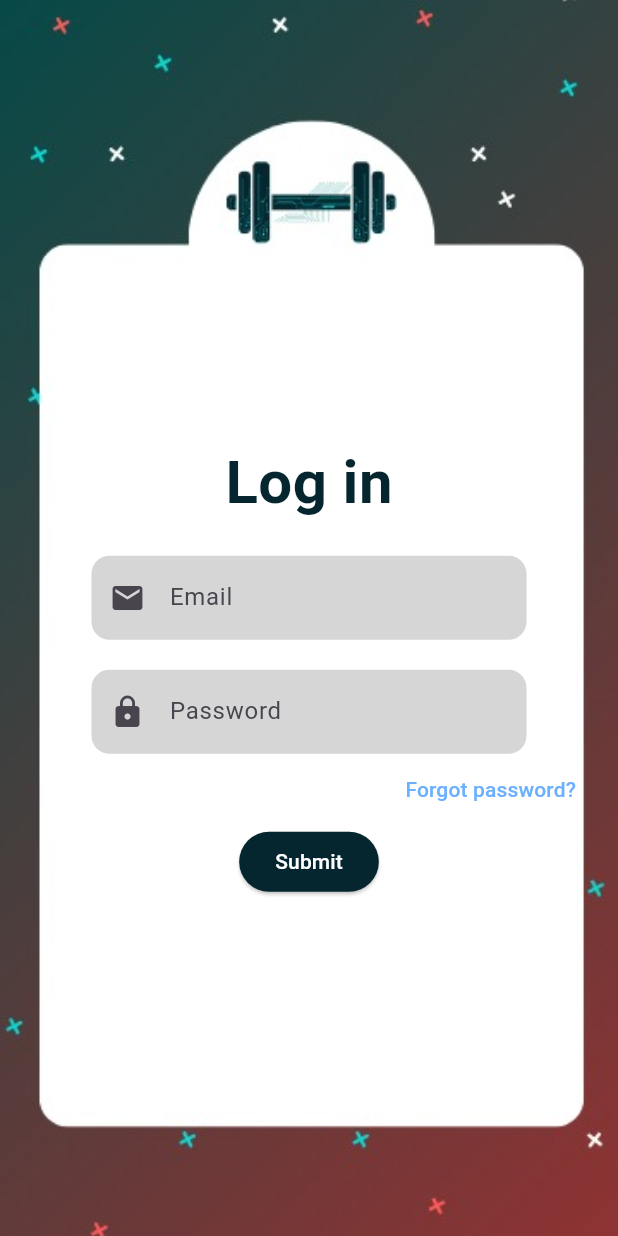
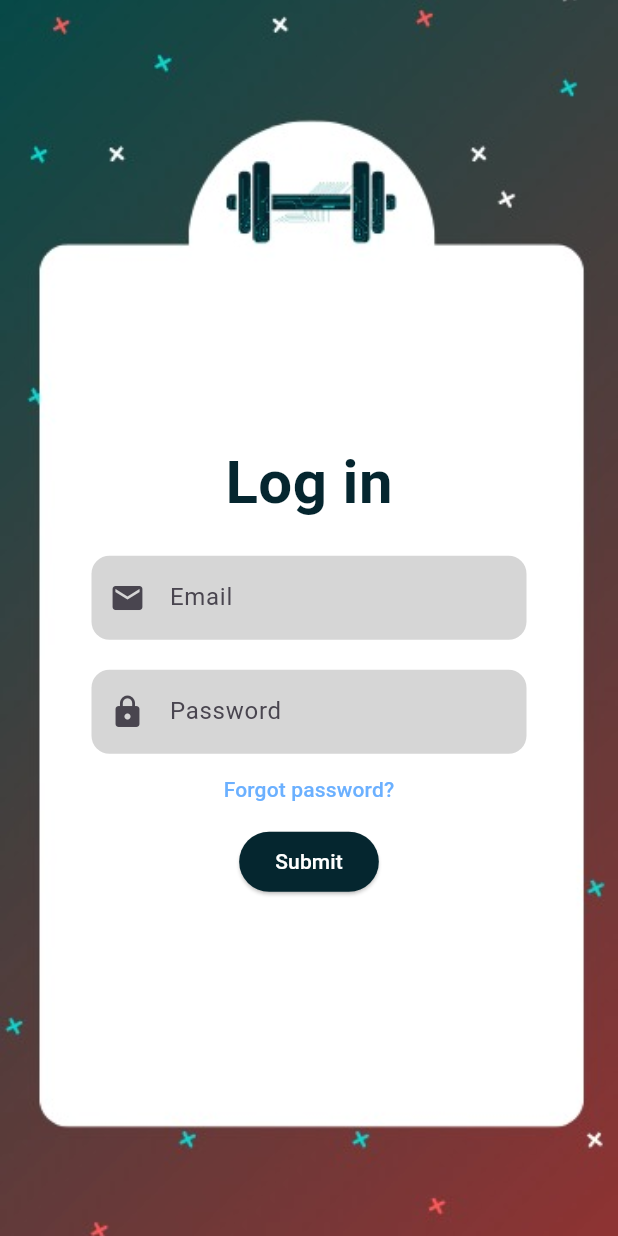
Before and after one commit to Reham-Fagih/My-Trainer, a Flutter app: the screen it shows after launch, after a tap on "Log In", on a phone screen of 412 x 824 dp. Run offline on Flutter 3.47's test engine with Material 3 defaults, Android fonts, the light colour scheme and no system bars.

Commit message:
Fix: align text to center

```diff
--- a/lib/screens/log_in.dart
+++ b/lib/screens/log_in.dart
@@ -128,7 +128,6 @@ final TextEditingController passwordController = TextEditingController();
                     ),
 
                     Align(
-                      alignment: Alignment.centerRight,
                       child: TextButton(
                         onPressed: () {
                           Navigator.push(
@@ -139,6 +138,7 @@ final TextEditingController passwordController = TextEditingController();
                         child: Text(
                           "Forgot password?",
                           style: TextStyle(color: Color(0xFF6BB0FF)), // Light Blue
+                          textAlign: TextAlign.center,
                         ),
                       ),
                     ),
```
